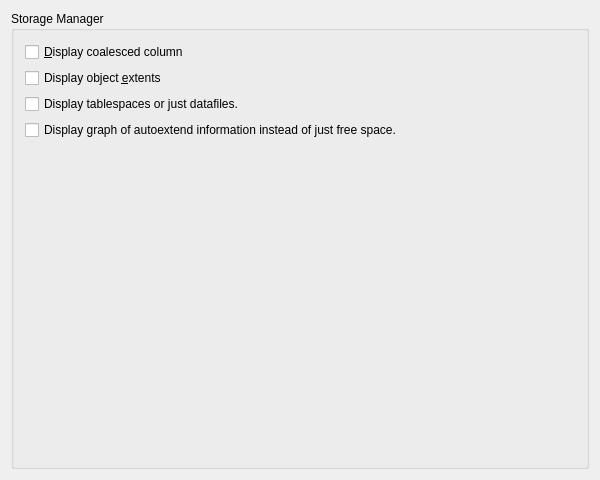
Above: src/tools/tostorageprefsui.ui from tora-tool/tora before the change. Below: the same form after it.
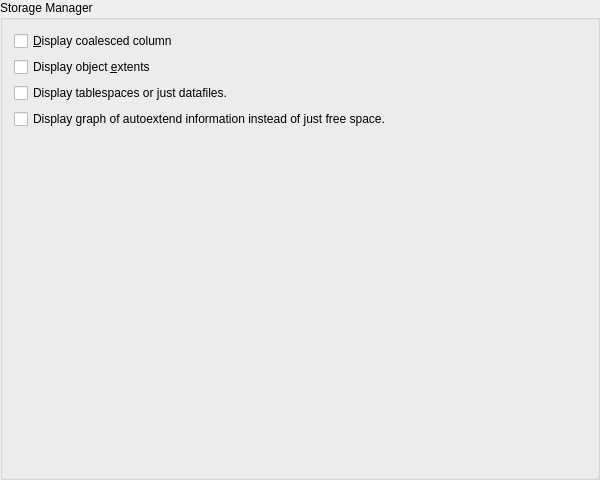
That is the form after the change.

Patch:
```diff
--- a/src/tools/tostorageprefsui.ui
+++ b/src/tools/tostorageprefsui.ui
@@ -27,7 +27,7 @@
   </property>
   <layout class="QGridLayout">
    <property name="margin">
-    <number>11</number>
+    <number>0</number>
    </property>
    <property name="spacing">
     <number>6</number>
```
Left out of the diff: 2 changed lines with no effect on the pictures.
